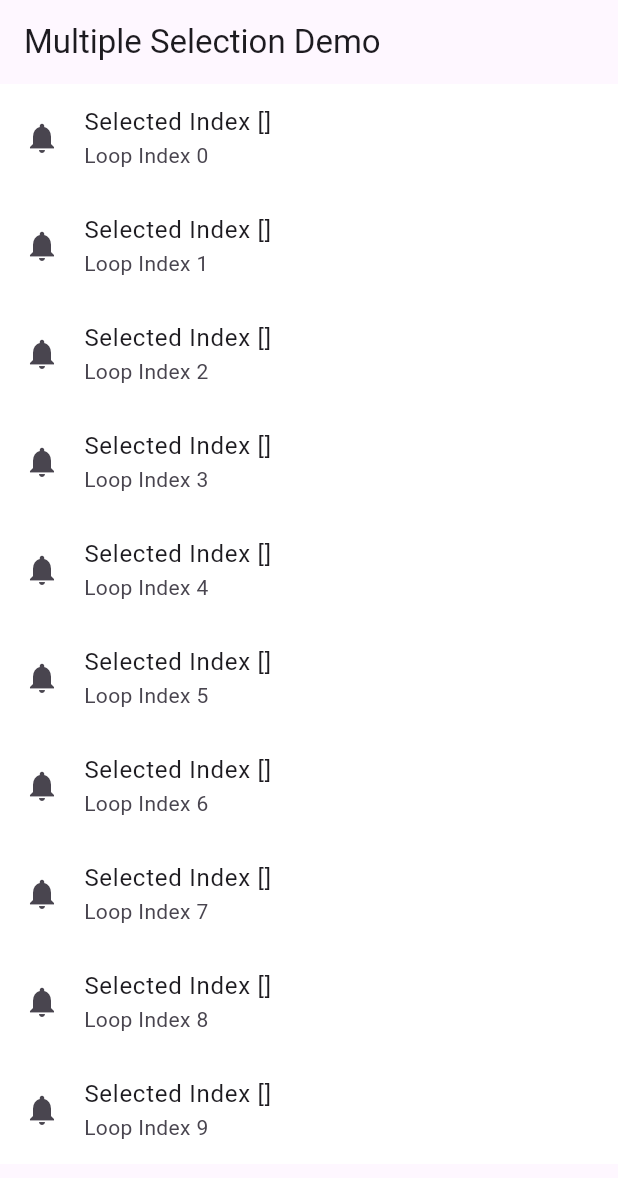
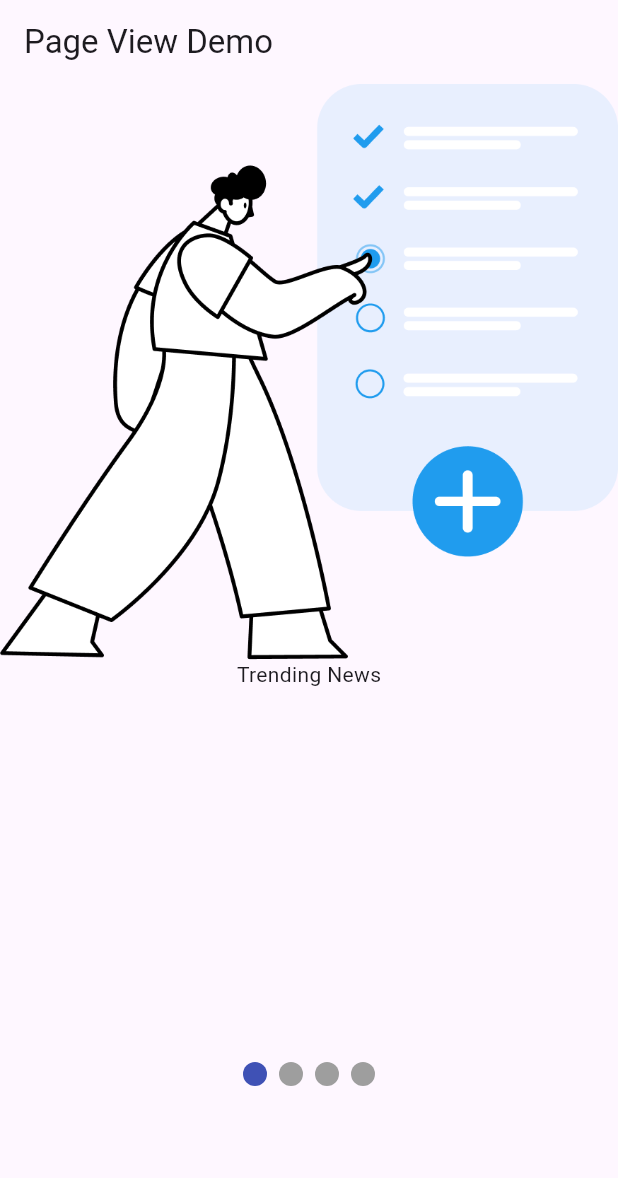
Before and after one commit to MuhammadAliKust/Flutter-B18, a Flutter app: the screen it shows after launch, on a phone screen of 412 x 824 dp. Shown: the top 1178 px of the screen. Run offline on Flutter 3.47's test engine with Material 3 defaults, Android fonts, the phone set to English and light mode, and no system bars; drawn by our look-alikes of smooth_page_indicator; our stand-ins replace string_validator.

Commit message:
PageView Builder Done

```diff
--- a/lib/main.dart
+++ b/lib/main.dart
@@ -2,6 +2,7 @@
 import 'package:flutter_b18/asset_image.dart';
 import 'package:flutter_b18/list_view_demo.dart';
 import 'package:flutter_b18/login.dart';
+import 'package:flutter_b18/page_view.dart';
 import 'package:flutter_b18/single_selection.dart';
 import 'image_network.dart';
 import 'multiple_selection.dart';
@@ -18,7 +19,7 @@
   @override
   Widget build(BuildContext context) {
  return MaterialApp(
-  home: MultipleSelectionView(),
+  home: PageViewDemo(),
  );
   }
 }
--- /dev/null
+++ b/lib/models/on_boarding.dart
@@ -0,0 +1,6 @@
+class OnBoardingModel {
+  final String image;
+  final String title;
+
+  OnBoardingModel({required this.image, required this.title});
+}
--- a/lib/multiple_selection.dart
+++ b/lib/multiple_selection.dart
@@ -20,20 +20,30 @@
           itemCount: 10,
           itemBuilder: (context, i) {
             return ListTile(
-              onTap: () {
-                if (selectedIndex.contains(i)) {
-                  selectedIndex.remove(i);
-                } else {
-                  selectedIndex.add(i);
-                }
-
-                setState(() {});
-              },
+              // onTap: () {
+              //
+              // },
               leading: Icon(Icons.notifications),
               title: Text("Selected Index $selectedIndex"),
               subtitle: Text("Loop Index $i"),
-              tileColor:
-                  selectedIndex.contains(i) ? Colors.green : Colors.white,
+              // tileColor:
+              //     selectedIndex.contains(i) ? Colors.green : Colors.white,
+              trailing: IconButton(
+                  onPressed: () {
+                    if (selectedIndex.contains(i)) {
+                      selectedIndex.remove(i);
+                    } else {
+                      selectedIndex.add(i);
+                    }
+
+                    setState(() {});
+                  },
+                  icon: Icon(
+                    selectedIndex.contains(i)
+                        ? Icons.favorite
+                        : Icons.favorite_border,
+                    color: selectedIndex.contains(i) ? Colors.red : Colors.grey,
+                  )),
             );
           }),
     );
--- /dev/null
+++ b/lib/page_view.dart
@@ -0,0 +1,53 @@
+import 'package:flutter/material.dart';
+import 'package:flutter_b18/models/on_boarding.dart';
+import 'package:smooth_page_indicator/smooth_page_indicator.dart';
+
+class PageViewDemo extends StatelessWidget {
+  PageViewDemo({super.key});
+
+  PageController controller = PageController();
+  List<OnBoardingModel> onBoardingList = [
+    OnBoardingModel(image: 'assets/images/2.png', title: 'Trending News'),
+    OnBoardingModel(
+        image: 'assets/images/6.png', title: 'React,Save & Share News'),
+    OnBoardingModel(
+        image: 'assets/images/4.png', title: 'Video & live News From Youtube'),
+    OnBoardingModel(
+        image: 'assets/images/5.png',
+        title: 'Browse News From Variety Of Categories'),
+  ];
+
+  @override
+  Widget build(BuildContext context) {
+    return Scaffold(
+      appBar: AppBar(
+        title: Text("Page View Demo"),
+      ),
+      body: Column(
+        children: [
+          Expanded(
+            child: PageView.builder(
+              controller: controller,
+                // scrollDirection: Axis.vertical,
+                itemCount: onBoardingList.length,
+                itemBuilder: (context, i) {
+                  return Column(
+                    children: [
+                      Image.asset(onBoardingList[i].image.toString()),
+                      Text(onBoardingList[i].title.toString())
+                    ],
+                  );
+                }),
+          ),
+          SmoothPageIndicator(
+              controller: controller, // PageController
+              count: onBoardingList.length,
+              effect: JumpingDotEffect(), // your preferred effect
+              onDotClicked: (index) {}),
+
+          SizedBox(height: 100,),
+        ],
+      ),
+    );
+  }
+}
--- a/pubspec.yaml
+++ b/pubspec.yaml
@@ -36,6 +36,7 @@
   # Use with the CupertinoIcons class for iOS style icons.
   cupertino_icons: ^1.0.8
   string_validator: ^1.1.0
+  smooth_page_indicator: ^1.2.1
 
 dev_dependencies:
   flutter_test:
```
Also changed, not shown: assets/images/2.png (added), assets/images/3.png (added), assets/images/4.png (added), assets/images/5.png (added), assets/images/6.png (added), pubspec.lock.
